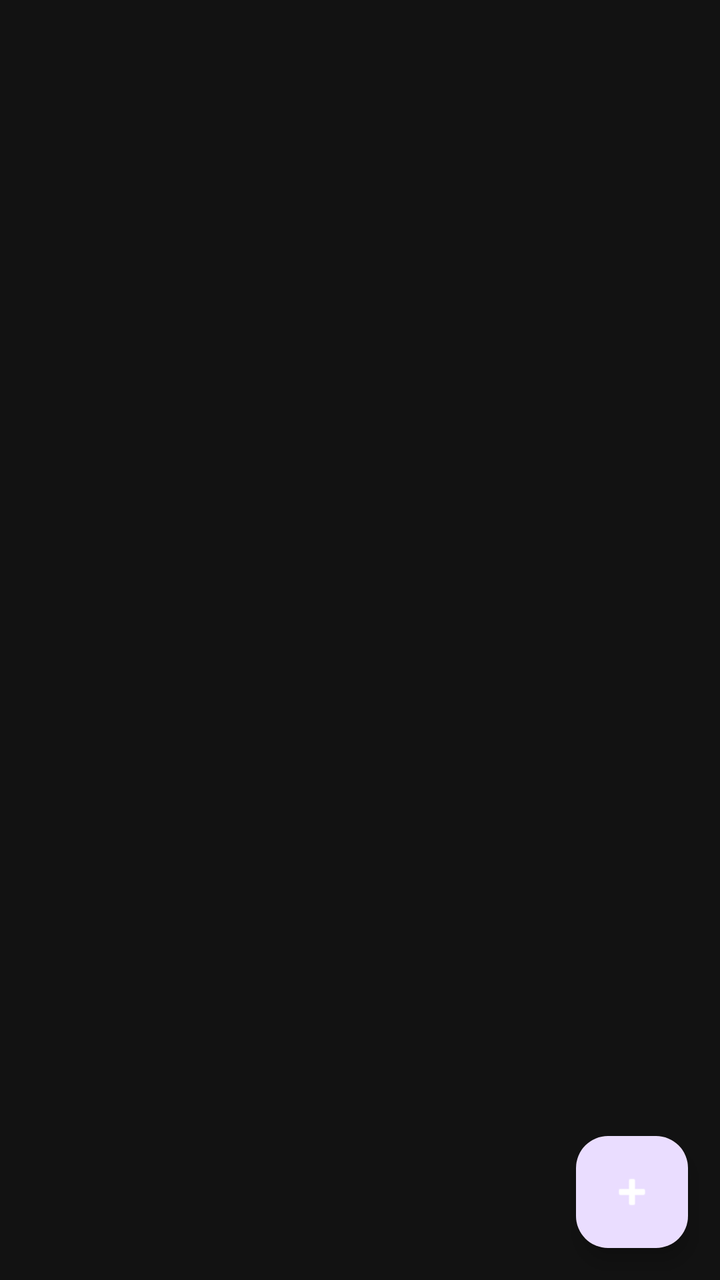
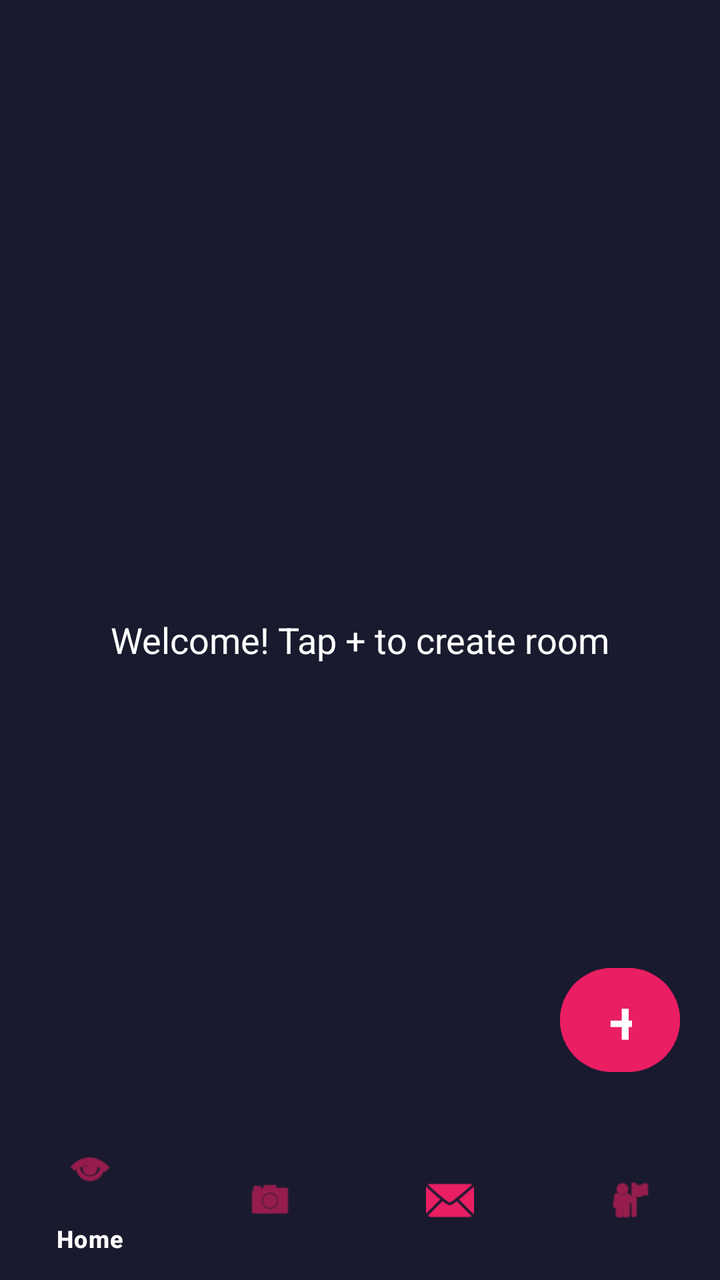

Before-and-after screenshots of an Android layout around one commit, followed by the original layout XML and the change that was made.
<!-- AndroidManifest.xml: application theme Theme.SRVoiceChat -->
<!-- res/layout/activity_main.xml -->
<?xml version="1.0" encoding="utf-8"?>
<RelativeLayout xmlns:android="http://schemas.android.com/apk/res/android"
    xmlns:app="http://schemas.android.com/apk/res-auto"
    android:layout_width="match_parent"
    android:layout_height="match_parent"
    android:background="#121212">

    <androidx.recyclerview.widget.RecyclerView
        android:id="@+id/recyclerRooms"
        android:layout_width="match_parent"
        android:layout_height="match_parent"
        android:padding="8dp"/>

    <com.google.android.material.floatingactionbutton.FloatingActionButton
        android:id="@+id/fabCreateRoom"
        android:layout_width="wrap_content"
        android:layout_height="wrap_content"
        android:layout_alignParentBottom="true"
        android:layout_alignParentEnd="true"
        android:layout_margin="16dp"
        android:src="@android:drawable/ic_input_add"
        app:tint="@android:color/white"/>

</RelativeLayout>
<!-- resources referenced by this layout -->
<resources>
  <style name="Theme.SRVoiceChat" parent="Theme.Material3.DayNight.NoActionBar">
          <item name="colorPrimary">#FF4081</item>
          <item name="android:statusBarColor">#FF4081</item>
          <item name="android:windowLightStatusBar">true</item>
      </style>
</resources>

<!-- the commit's change to res/layout/activity_main.xml (unified diff, before → after) -->
@@ -3,22 +3,37 @@
     xmlns:app="http://schemas.android.com/apk/res-auto"
     android:layout_width="match_parent"
     android:layout_height="match_parent"
-    android:background="#121212">
+    android:background="#1A1A2E">
 
-    <androidx.recyclerview.widget.RecyclerView
-        android:id="@+id/recyclerRooms"
-        android:layout_width="match_parent"
-        android:layout_height="match_parent"
-        android:padding="8dp"/>
-
-    <com.google.android.material.floatingactionbutton.FloatingActionButton
-        android:id="@+id/fabCreateRoom"
+    <TextView
         android:layout_width="wrap_content"
         android:layout_height="wrap_content"
+        android:layout_centerInParent="true"
+        android:text="Welcome! Tap + to create room"
+        android:textColor="#FFFFFF"
+        android:textSize="18sp" />
+
+    <Button
+        android:id="@+id/btnCreateRoom"
+        android:layout_width="60dp"
+        android:layout_height="60dp"
+        android:layout_above="@id/bottomNav"
+        android:layout_alignParentEnd="true"
+        android:layout_marginEnd="20dp"
+        android:layout_marginBottom="20dp"
+        android:text="+"
+        android:textSize="30sp"
+        android:textColor="#FFFFFF"
+        android:backgroundTint="#E91E63" />
+
+    <com.google.android.material.bottomnavigation.BottomNavigationView
+        android:id="@+id/bottomNav"
+        android:layout_width="match_parent"
+        android:layout_height="wrap_content"
         android:layout_alignParentBottom="true"
-        android:layout_alignParentEnd="true"
-        android:layout_margin="16dp"
-        android:src="@android:drawable/ic_input_add"
-        app:tint="@android:color/white"/>
+        android:background="#1A1A2E"
+        app:itemTextColor="#FFFFFF"
+        app:itemIconTint="#E91E63"
+        app:menu="@menu/bottom_nav_menu" />
 
 </RelativeLayout>
